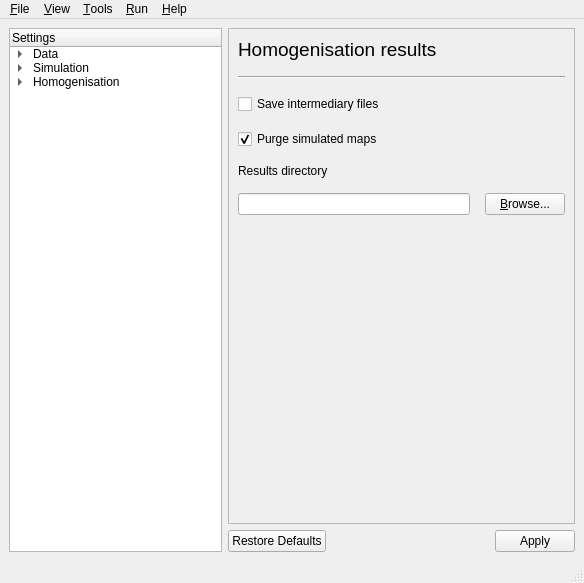
The window that GSIMCLI/interface/gsimcli.ui (iled/gsimcli) describes before a commit, drawn with Qt 5.
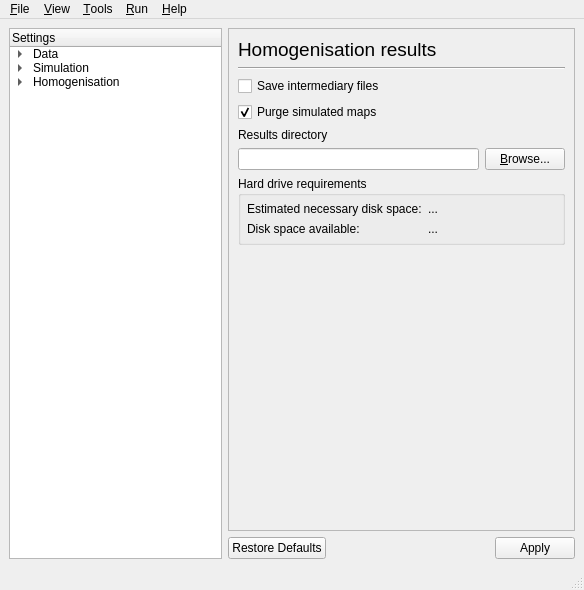
The same window after the commit. The open tabs and pages were chosen to show the change.

Commit message:
ui to show and warn about free space requirements, other adjustments
. widget sizing
. refactored variable name
. added detection method 'Network deviation'
. shows necessary free space
. shows available space on selected drive
. warns if necessary > available
. function to find stations ids about to be processed

```diff
--- a/GSIMCLI/interface/gsimcli.ui
+++ b/GSIMCLI/interface/gsimcli.ui
@@ -7,7 +7,7 @@
     <x>0</x>
     <y>0</y>
     <width>584</width>
-    <height>583</height>
+    <height>590</height>
    </rect>
   </property>
   <property name="windowTitle">
@@ -1645,9 +1645,6 @@
         </widget>
         <widget class="QWidget" name="HomogenisationResults">
          <layout class="QVBoxLayout" name="verticalLayout_22">
-          <property name="spacing">
-           <number>15</number>
-          </property>
           <item>
            <layout class="QVBoxLayout" name="verticalLayout_18">
             <item>
@@ -1719,6 +1716,49 @@
             </item>
            </layout>
           </item>
+          <item>
+           <widget class="QGroupBox" name="HR_groupDisk">
+            <property name="title">
+             <string>Hard drive requirements</string>
+            </property>
+            <property name="flat">
+             <bool>false</bool>
+            </property>
+            <layout class="QFormLayout" name="formLayout">
+             <property name="margin">
+              <number>6</number>
+             </property>
+             <item row="0" column="0">
+              <widget class="QLabel" name="HR_labelEstimatedDisk">
+               <property name="text">
+                <string>Estimated necessary disk space:</string>
+               </property>
+              </widget>
+             </item>
+             <item row="0" column="1">
+              <widget class="QLabel" name="HR_labelEstimatedDiskValue">
+               <property name="text">
+                <string>...</string>
+               </property>
+              </widget>
+             </item>
+             <item row="1" column="0">
+              <widget class="QLabel" name="HR_labelAvailableDisk">
+               <property name="text">
+                <string>Disk space available:</string>
+               </property>
+              </widget>
+             </item>
+             <item row="1" column="1">
+              <widget class="QLabel" name="HR_labelAvailableDiskValue">
+               <property name="text">
+                <string>...</string>
+               </property>
+              </widget>
+             </item>
+            </layout>
+           </widget>
+          </item>
           <item>
            <spacer name="verticalSpacer_7">
             <property name="orientation">
```
Left out of the diff: 13 changed lines with no effect on the pictures. The commit also changes 1 other file.
